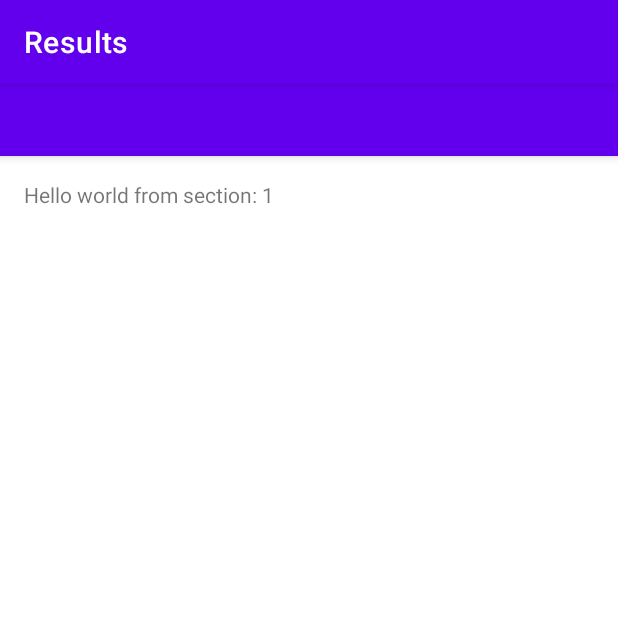
After one commit to gfresnais/SNOWTAM-Android, an Android app: the PlaceholderFragment screen opened directly, with no data from a screen before it, on a phone screen of 412 x 824 dp, the top half of it. The commit adds this screen. Run offline under Robolectric (Android 15) with nearby library versions, the phone set to English and light mode, and no system bars; our stand-ins replace Volley.

Commit message:
Added Tabbed Results + API dependency

```diff
--- a/app/build.gradle
+++ b/app/build.gradle
@@ -33,7 +33,13 @@ dependencies {
     implementation 'androidx.appcompat:appcompat:1.2.0'
     implementation 'com.google.android.material:material:1.2.1'
     implementation 'androidx.constraintlayout:constraintlayout:2.0.4'
+    implementation 'androidx.lifecycle:lifecycle-livedata-ktx:2.2.0'
+    implementation 'androidx.lifecycle:lifecycle-viewmodel-ktx:2.2.0'
     testImplementation 'junit:junit:4.+'
     androidTestImplementation 'androidx.test.ext:junit:1.1.2'
     androidTestImplementation 'androidx.test.espresso:espresso-core:3.3.0'
+
+    // Our dependencies
+    implementation 'com.android.volley:volley:1.1.1'
+
 }
--- a/app/src/main/java/com/ensim/snowtam/MainActivity.java
+++ b/app/src/main/java/com/ensim/snowtam/MainActivity.java
@@ -8,17 +8,18 @@ import android.view.View;
 import android.widget.Button;
 
 import com.ensim.snowtam.Controller.Controller;
+import com.ensim.snowtam.View.HomePageActivity;
 
 public class MainActivity extends AppCompatActivity {
 
-    private Controller controller;
+
     private Button button;
 
     @Override
     protected void onCreate(Bundle savedInstanceState) {
         super.onCreate(savedInstanceState);
         setContentView(R.layout.activity_main);
-        controller = new Controller(getAssets());
+
         //Fait disparaître la barre d'action
         getSupportActionBar().hide();
 
--- /dev/null
+++ b/app/src/main/java/com/ensim/snowtam/View/ResultsActivity.java
@@ -0,0 +1,57 @@
+package com.ensim.snowtam.View;
+
+import android.content.Intent;
+import android.os.Bundle;
+
+import com.ensim.snowtam.Controller.Controller;
+import com.google.android.material.tabs.TabLayout;
+
+import androidx.viewpager.widget.ViewPager;
+import androidx.appcompat.app.AppCompatActivity;
+
+import android.view.Menu;
+import android.view.MenuItem;
+import android.view.View;
+
+import com.ensim.snowtam.R;
+
+import com.ensim.snowtam.View.ui.main.SectionsPagerAdapter;
+
+import java.util.ArrayList;
+import java.util.List;
+
+public class ResultsActivity extends AppCompatActivity {
+
+    private Controller controller;
+
+    private List<String> airfields;
+
+    @Override
+    protected void onCreate(Bundle savedInstanceState) {
+        super.onCreate(savedInstanceState);
+        setContentView(R.layout.activity_results);
+
+        // Get the search airfields
+        Intent intent = getIntent();
+        airfields = new ArrayList<>();
+        airfields.add((String) intent.getSerializableExtra("airfield1"));
+        airfields.add((String) intent.getSerializableExtra("airfield2"));
+        airfields.add((String) intent.getSerializableExtra("airfield3"));
+        airfields.add((String) intent.getSerializableExtra("airfield4"));
+
+
+        // Tabbed Activity
+        // Sections
+        SectionsPagerAdapter sectionsPagerAdapter = new SectionsPagerAdapter(getSupportFragmentManager(), airfields);
+
+        // Pager view
+        ViewPager viewPager = findViewById(R.id.view_pager);
+        viewPager.setAdapter(sectionsPagerAdapter);
+
+        // Tab Layout
+        TabLayout tabs = findViewById(R.id.tabs);
+        tabs.setupWithViewPager(viewPager);
+
+        controller = new Controller(getAssets());
+    }
+}
--- /dev/null
+++ b/app/src/main/java/com/ensim/snowtam/View/ui/main/PageViewModel.java
@@ -0,0 +1,21 @@
+package com.ensim.snowtam.View.ui.main;
+
+import androidx.arch.core.util.Function;
+import androidx.lifecycle.LiveData;
+import androidx.lifecycle.MutableLiveData;
+import androidx.lifecycle.Transformations;
+import androidx.lifecycle.ViewModel;
+
+public class PageViewModel extends ViewModel {
+
+    private MutableLiveData<Integer> mIndex = new MutableLiveData<>();
+    private LiveData<String> mText = Transformations.map(mIndex, input -> "Hello world from section: " + input);
+
+    public void setIndex(int index) {
+        mIndex.setValue(index);
+    }
+
+    public LiveData<String> getText() {
+        return mText;
+    }
+}
--- /dev/null
+++ b/app/src/main/java/com/ensim/snowtam/View/ui/main/PlaceholderFragment.java
@@ -0,0 +1,59 @@
+package com.ensim.snowtam.View.ui.main;
+
+import android.os.Bundle;
+import android.view.LayoutInflater;
+import android.view.View;
+import android.view.ViewGroup;
+import android.widget.TextView;
+
+import androidx.annotation.Nullable;
+import androidx.annotation.NonNull;
+import androidx.fragment.app.Fragment;
+import androidx.lifecycle.Observer;
+import androidx.lifecycle.ViewModelProvider;
+
+import com.ensim.snowtam.R;
+
+/**
+ * A placeholder fragment containing a simple view.
+ */
+public class PlaceholderFragment extends Fragment {
+
+    private static final String ARG_SECTION_NUMBER = "section_number";
+
+    private PageViewModel pageViewModel;
+
+    public static PlaceholderFragment newInstance(int index) {
+        PlaceholderFragment fragment = new PlaceholderFragment();
+        Bundle bundle = new Bundle();
+        bundle.putInt(ARG_SECTION_NUMBER, index);
+        fragment.setArguments(bundle);
+        return fragment;
+    }
+
+    @Override
+    public void onCreate(Bundle savedInstanceState) {
+        super.onCreate(savedInstanceState);
+        pageViewModel = new ViewModelProvider(this).get(PageViewModel.class);
+        int index = 1;
+        if (getArguments() != null) {
+            index = getArguments().getInt(ARG_SECTION_NUMBER);
+        }
+        pageViewModel.setIndex(index);
+    }
+
+    @Override
+    public View onCreateView(
+            @NonNull LayoutInflater inflater, ViewGroup container,
+            Bundle savedInstanceState) {
+        View root = inflater.inflate(R.layout.fragment_results, container, false);
+        final TextView textView = root.findViewById(R.id.section_label);
+        pageViewModel.getText().observe(this, new Observer<String>() {
+            @Override
+            public void onChanged(@Nullable String s) {
+                textView.setText(s);
+            }
+        });
+        return root;
+    }
+}
--- /dev/null
+++ b/app/src/main/java/com/ensim/snowtam/View/ui/main/SectionsPagerAdapter.java
@@ -0,0 +1,48 @@
+package com.ensim.snowtam.View.ui.main;
+
+import android.content.Context;
+
+import androidx.annotation.Nullable;
+import androidx.annotation.StringRes;
+import androidx.fragment.app.Fragment;
+import androidx.fragment.app.FragmentManager;
+import androidx.fragment.app.FragmentPagerAdapter;
+
+import com.ensim.snowtam.R;
+
+import java.util.List;
+
+/**
+ * A [FragmentPagerAdapter] that returns a fragment corresponding to
+ * one of the sections/tabs/pages.
+ */
+public class SectionsPagerAdapter extends FragmentPagerAdapter {
+
+    private final List<String> TAB_TITLES;
+
+    public SectionsPagerAdapter(FragmentManager fm, List<String> airfields) {
+        super(fm);
+
+        TAB_TITLES = airfields;
+    }
+
+    @Override
+    public Fragment getItem(int position) {
+        // getItem is called to instantiate the fragment for the given page.
+        // Return a PlaceholderFragment (defined as a static inner class below).
+        return PlaceholderFragment.newInstance(position + 1);
+    }
+
+    @Nullable
+    @Override
+    public CharSequence getPageTitle(int position) {
+        // Returns the page title from the list
+        return TAB_TITLES.get(position);
+    }
+
+    @Override
+    public int getCount() {
+        // Varies from 1 to 4
+        return TAB_TITLES.size();
+    }
+}
--- /dev/null
+++ b/app/src/main/res/layout/activity_results.xml
@@ -0,0 +1,27 @@
+<?xml version="1.0" encoding="utf-8"?>
+<androidx.coordinatorlayout.widget.CoordinatorLayout xmlns:android="http://schemas.android.com/apk/res/android"
+    xmlns:app="http://schemas.android.com/apk/res-auto"
+    xmlns:tools="http://schemas.android.com/tools"
+    android:layout_width="match_parent"
+    android:layout_height="match_parent"
+    tools:context=".View.ResultsActivity">
+
+    <com.google.android.material.appbar.AppBarLayout
+        android:layout_width="match_parent"
+        android:layout_height="wrap_content"
+        android:theme="@style/Theme.SNOWTAM.AppBarOverlay">
+
+        <com.google.android.material.tabs.TabLayout
+            android:id="@+id/tabs"
+            android:layout_width="match_parent"
+            android:layout_height="wrap_content"
+            android:background="?attr/colorPrimary" />
+    </com.google.android.material.appbar.AppBarLayout>
+
+    <androidx.viewpager.widget.ViewPager
+        android:id="@+id/view_pager"
+        android:layout_width="match_parent"
+        android:layout_height="match_parent"
+        app:layout_behavior="@string/appbar_scrolling_view_behavior" />
+
+</androidx.coordinatorlayout.widget.CoordinatorLayout>
--- /dev/null
+++ b/app/src/main/res/layout/fragment_results.xml
@@ -0,0 +1,23 @@
+<?xml version="1.0" encoding="utf-8"?>
+<androidx.constraintlayout.widget.ConstraintLayout xmlns:android="http://schemas.android.com/apk/res/android"
+    xmlns:app="http://schemas.android.com/apk/res-auto"
+    xmlns:tools="http://schemas.android.com/tools"
+    android:id="@+id/constraintLayout"
+    android:layout_width="match_parent"
+    android:layout_height="match_parent"
+    tools:context=".View.ui.main.PlaceholderFragment">
+
+    <TextView
+        android:id="@+id/section_label"
+        android:layout_width="wrap_content"
+        android:layout_height="wrap_content"
+        android:layout_marginStart="@dimen/activity_horizontal_margin"
+        android:layout_marginTop="@dimen/activity_vertical_margin"
+        android:layout_marginEnd="@dimen/activity_horizontal_margin"
+        android:layout_marginBottom="@dimen/activity_vertical_margin"
+        app:layout_constraintLeft_toLeftOf="parent"
+        app:layout_constraintTop_toTopOf="@+id/constraintLayout"
+        tools:layout_constraintLeft_creator="1"
+        tools:layout_constraintTop_creator="1" />
+
+</androidx.constraintlayout.widget.ConstraintLayout>
--- /dev/null
+++ b/app/src/main/res/values-w820dp/dimens.xml
@@ -0,0 +1,6 @@
+<resources>
+    <!-- Example customization of dimensions originally defined in res/values/dimens.xml
+         (such as screen margins) for screens with more than 820dp of available width. This
+         would include 7" and 10" devices in landscape (~960dp and ~1280dp respectively). -->
+    <dimen name="activity_horizontal_margin">64dp</dimen>
+</resources>
--- /dev/null
+++ b/app/src/main/res/values/dimens.xml
@@ -0,0 +1,8 @@
+<resources>
+    <!-- Default screen margins, per the Android Design guidelines. -->
+    <dimen name="activity_horizontal_margin">16dp</dimen>
+    <dimen name="activity_vertical_margin">16dp</dimen>
+    <dimen name="appbar_padding">16dp</dimen>
+    <dimen name="fab_margin">16dp</dimen>
+    <dimen name="appbar_padding_top">8dp</dimen>
+</resources>
--- a/app/src/main/res/values/strings.xml
+++ b/app/src/main/res/values/strings.xml
@@ -1,3 +1,6 @@
 <resources>
     <string name="app_name">SNOWTAM</string>
+    <string name="btnSearch">Search</string>
+    <string name="editAirfield">Airfield</string>
+    <string name="title_activity_results">Results</string>
 </resources>
```
Also changed, not shown: app/src/main/AndroidManifest.xml (+7 -1 lines), app/src/main/java/com/ensim/snowtam/HomePageActivity.java (deleted, +0 -14 lines), app/src/main/java/com/ensim/snowtam/Model/Model.java (+35 -25 lines), app/src/main/java/com/ensim/snowtam/View/HomePageActivity.java (added, +38 -0 lines), app/src/main/res/layout/activity_home_page.xml (+73 -1 lines), app/src/main/res/values/themes.xml (+9 -0 lines), 1 other file.
